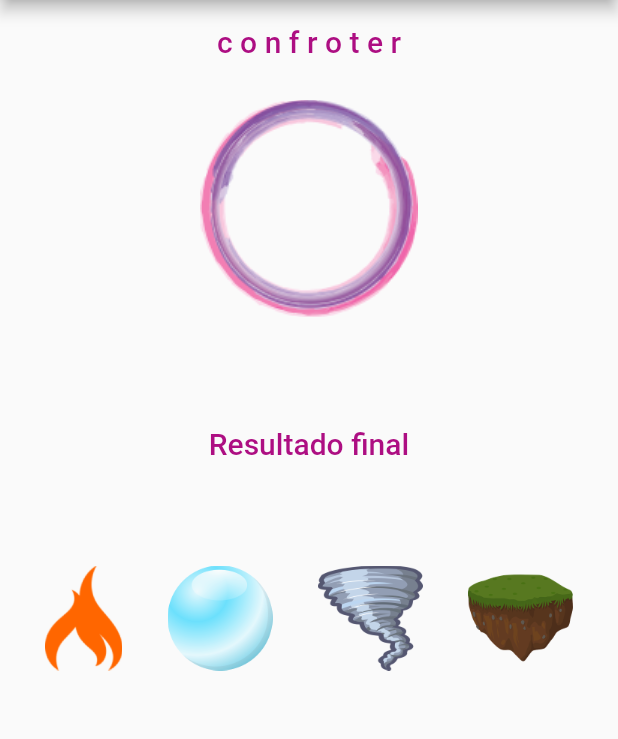
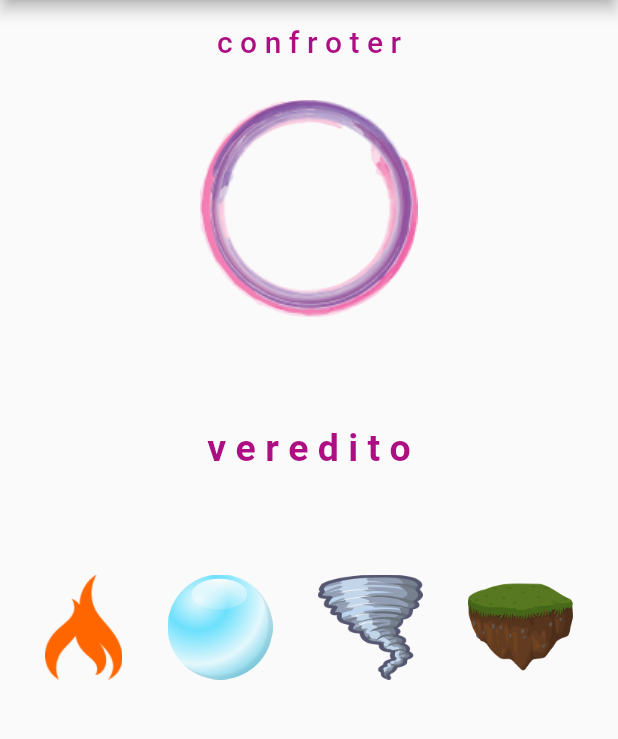
Before and after one commit to GuiQRSM/E-L-E-M-E-N-T-A-R, a Flutter app: the screen it shows after launch, on a phone screen of 412 x 824 dp, the part 84-823 px from its top. Run offline on Flutter 3.47's test engine with Material 2 defaults, Android fonts, the phone set to English and light mode, and no system bars.

Commit message:
Resets the String content of the _textDinamic variable and makes ethyl changes to that same String content.

```diff
--- a/lib/LayoutStful.dart
+++ b/lib/LayoutStful.dart
@@ -16,7 +16,7 @@ class _LayoutStfulState extends State<LayoutStful> {
 
   var _dinamicImage = AssetImage("imgs/base2.png");
 
-  var _textDinamic = "Resultado final";
+  var _textDinamic = "v e r e d i t o";
 
   void _callImage(String ComandUser) {
     var choiseUser = ComandUser;
@@ -82,6 +82,7 @@ class _LayoutStfulState extends State<LayoutStful> {
     }
 
   }
+
   @override
   Widget build(BuildContext context) {
     return Scaffold(
@@ -115,8 +116,8 @@ class _LayoutStfulState extends State<LayoutStful> {
              "$_textDinamic",
              textAlign: TextAlign.center,
              style: TextStyle(
-               fontSize: 20,
-               fontWeight: FontWeight.w500,
+               fontSize: 25,
+               fontWeight: FontWeight.w600,
                color: Color.fromARGB(250, 171, 9, 128),
              ),
            ),
```
